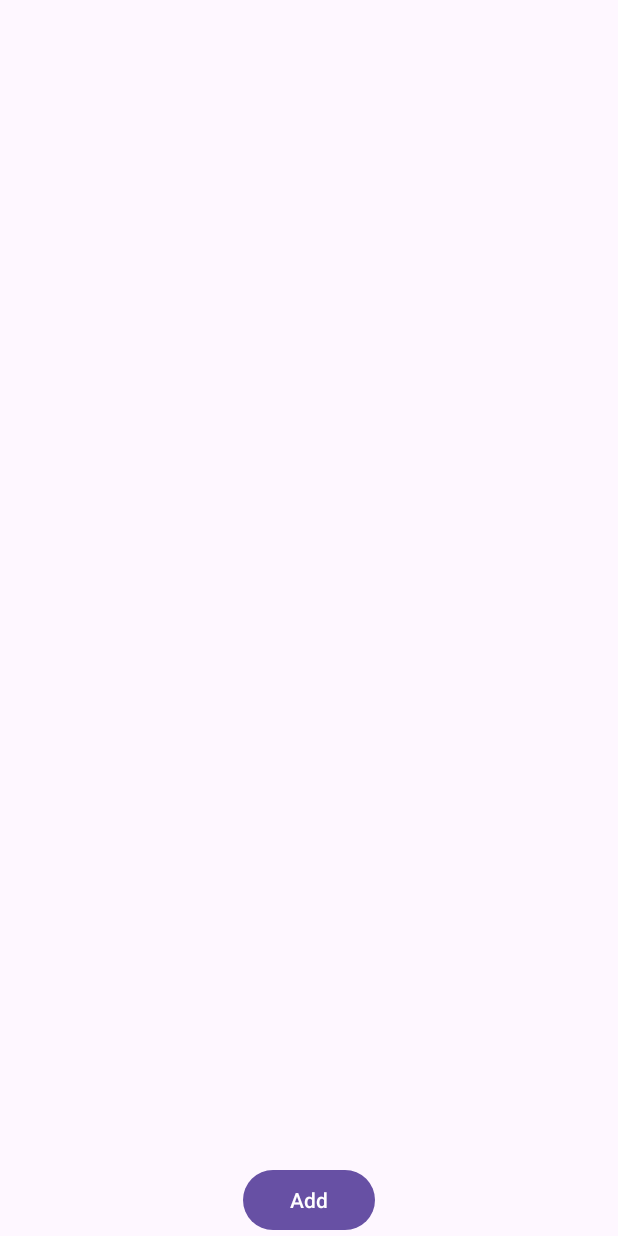
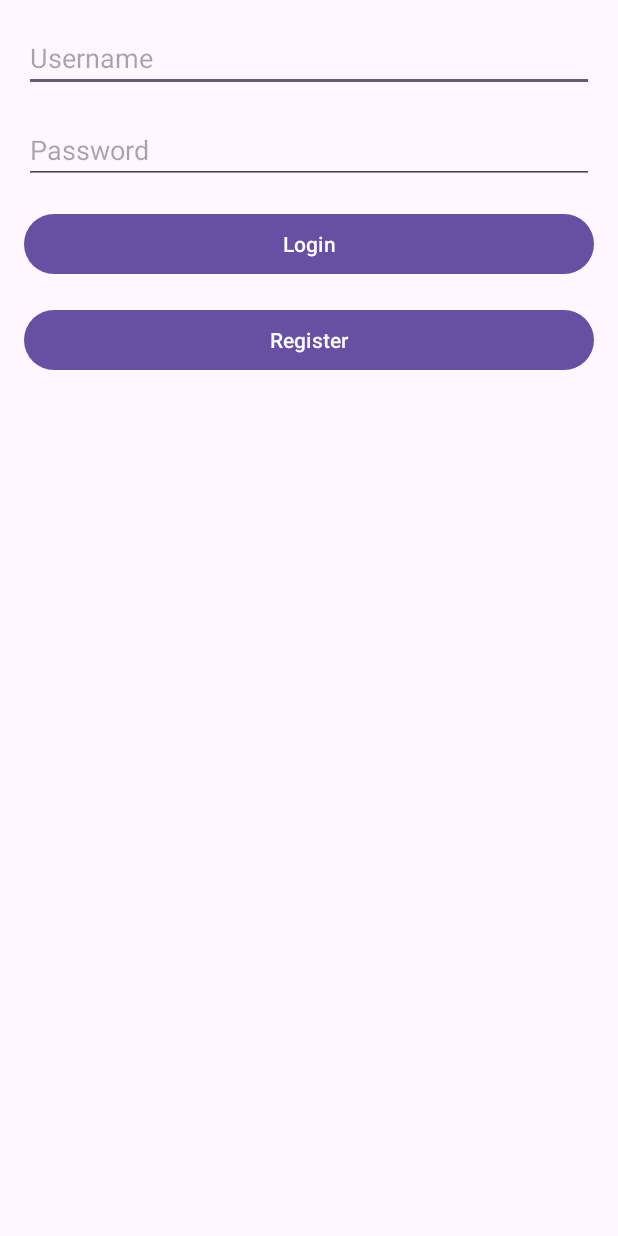
Before and after one commit to Gutierrez-16/App_android, an Android app: the screen it shows after launch (MainActivity before the commit, LoginActivity after it), on a phone screen of 412 x 824 dp. Run offline under Robolectric (Android 15) with nearby library versions, the phone set to English and light mode, and no system bars.

Commit message:
add: login and user registration

```diff
--- /dev/null
+++ b/app/src/main/java/com/example/myapplication/LoginActivity.java
@@ -0,0 +1,59 @@
+package com.example.myapplication;
+
+import android.content.Intent;
+import android.os.Bundle;
+import android.view.View;
+import android.widget.Button;
+import android.widget.EditText;
+import android.widget.Toast;
+
+import androidx.appcompat.app.AppCompatActivity;
+
+public class LoginActivity extends AppCompatActivity {
+
+    DatabaseHelper dbHelper;
+    EditText usernameField, passwordField;
+    Button loginButton, registerButton;
+
+    @Override
+    protected void onCreate(Bundle savedInstanceState) {
+        super.onCreate(savedInstanceState);
+        setContentView(R.layout.activity_login);
+
+        dbHelper = new DatabaseHelper(this);
+        usernameField = findViewById(R.id.edit_username);
+        passwordField = findViewById(R.id.edit_password);
+        loginButton = findViewById(R.id.btn_login);
+        registerButton = findViewById(R.id.btn_register);
+
+        loginButton.setOnClickListener(new View.OnClickListener() {
+            @Override
+            public void onClick(View v) {
+                String username = usernameField.getText().toString();
+                String password = passwordField.getText().toString();
+                if (dbHelper.checkUser(username, password)) {
+                    int userId = dbHelper.getUserId(username);
+                    Intent intent = new Intent(LoginActivity.this, MainActivity.class);
+                    intent.putExtra("USER_ID", userId);
+                    startActivity(intent);
+                    finish();
+                } else {
+                    Toast.makeText(LoginActivity.this, "Invalid username or password", Toast.LENGTH_SHORT).show();
+                }
+            }
+        });
+
+        registerButton.setOnClickListener(new View.OnClickListener() {
+            @Override
+            public void onClick(View v) {
+                String username = usernameField.getText().toString();
+                String password = passwordField.getText().toString();
+                if (dbHelper.addUser(username, password)) {
+                    Toast.makeText(LoginActivity.this, "User Registered", Toast.LENGTH_SHORT).show();
+                } else {
+                    Toast.makeText(LoginActivity.this, "User Registration Failed", Toast.LENGTH_SHORT).show();
+                }
+            }
+        });
+    }
+}
--- /dev/null
+++ b/app/src/main/res/layout/activity_login.xml
@@ -0,0 +1,38 @@
+<?xml version="1.0" encoding="utf-8"?>
+<RelativeLayout xmlns:android="http://schemas.android.com/apk/res/android"
+    android:layout_width="match_parent"
+    android:layout_height="match_parent"
+    android:padding="16dp">
+
+    <EditText
+        android:id="@+id/edit_username"
+        android:layout_width="match_parent"
+        android:layout_height="wrap_content"
+        android:hint="Username" />
+
+    <EditText
+        android:id="@+id/edit_password"
+        android:layout_width="match_parent"
+        android:layout_height="wrap_content"
+        android:hint="Password"
+        android:inputType="textPassword"
+        android:layout_below="@id/edit_username"
+        android:layout_marginTop="16dp" />
+
+    <Button
+        android:id="@+id/btn_login"
+        android:layout_width="match_parent"
+        android:layout_height="wrap_content"
+        android:text="Login"
+        android:layout_below="@id/edit_password"
+        android:layout_marginTop="16dp" />
+
+    <Button
+        android:id="@+id/btn_register"
+        android:layout_width="match_parent"
+        android:layout_height="wrap_content"
+        android:text="Register"
+        android:layout_below="@id/btn_login"
+        android:layout_marginTop="16dp" />
+
+</RelativeLayout>
--- a/app/src/main/res/layout/activity_main.xml
+++ b/app/src/main/res/layout/activity_main.xml
@@ -1,19 +1,20 @@
 <?xml version="1.0" encoding="utf-8"?>
 <RelativeLayout xmlns:android="http://schemas.android.com/apk/res/android"
     android:layout_width="match_parent"
-    android:layout_height="match_parent">
+    android:layout_height="match_parent"
+    android:padding="16dp">
 
     <ListView
         android:id="@+id/list_view"
         android:layout_width="match_parent"
-        android:layout_height="wrap_content"/>
+        android:layout_height="wrap_content" />
 
     <Button
         android:id="@+id/btn_add"
         android:layout_width="wrap_content"
         android:layout_height="wrap_content"
-        android:text="Add"
+        android:text="Add Student"
         android:layout_alignParentBottom="true"
-        android:layout_centerHorizontal="true"/>
-
+        android:layout_alignParentEnd="true"
+        android:layout_marginTop="16dp" />
 </RelativeLayout>
```
Also changed, not shown: app/src/main/AndroidManifest.xml (+12 -7 lines), app/src/main/java/com/example/myapplication/DatabaseHelper.java (+62 -14 lines), app/src/main/java/com/example/myapplication/MainActivity.java (+47 -52 lines), app/src/main/java/com/example/myapplication/RegisterActivity.java (added, +43 -0 lines), app/src/main/res/layout/activity_register.xml (added, +30 -0 lines), app/src/main/res/layout/dialog_add_student.xml (renamed from app/src/main/res/layout/dialog_add_update.xml, +8 -7 lines), app/src/main/res/layout/dialog_update_student.xml (added, +22 -0 lines).
